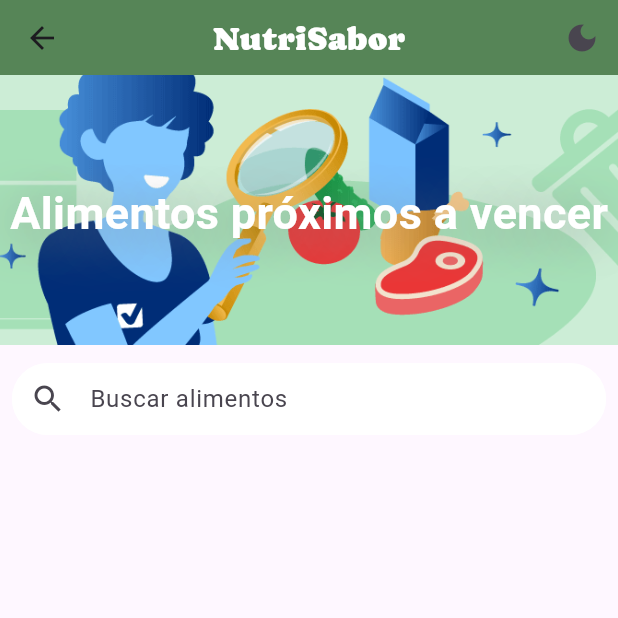
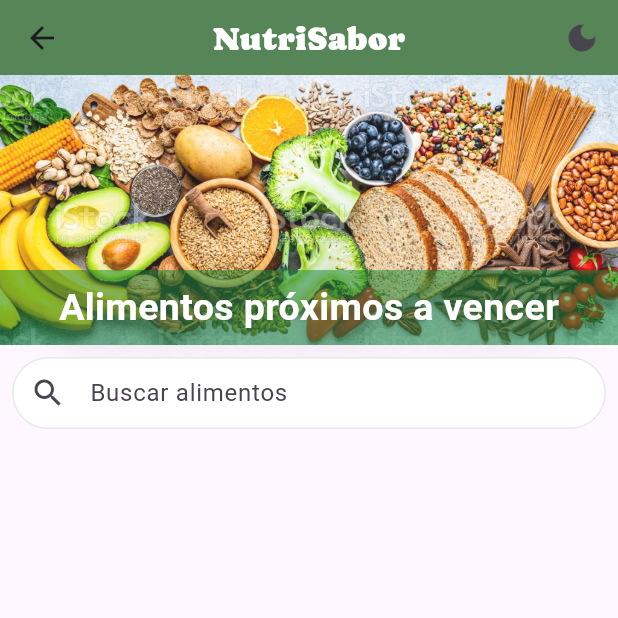
Before and after one commit to SantiSosa02/app_movil, a Flutter app: the AlimentosAVencer screen opened directly, on a phone screen of 412 x 824 dp, the top half of it. Run offline on Flutter 3.47's test engine with Material 2 defaults, Android fonts, the phone set to English and light mode, and no system bars; our stand-ins replace carousel_slider, image_picker.

Commit message:
AlimentosImagen

```diff
--- a/lib/presentation/screens/alimentos_a_vencer_screen.dart
+++ b/lib/presentation/screens/alimentos_a_vencer_screen.dart
@@ -53,23 +53,28 @@ class _AlimentosAVencerState extends State<AlimentosAVencer> {
         children: [
           Stack(
   children: [
-              // Imagen de fondo
-              Image.asset(
-                'assets/images/vencimiento.png',
+    // Imagen de fondo con menor opacidad (0.6)
+    Opacity(
+      opacity: 0.9,
+      child: Image.asset(
+        'assets/images/alimentosFondo.jpg',
         fit: BoxFit.cover,
         height: 180.0,
         width: double.infinity,
       ),
-
-              Padding(
-                padding: const EdgeInsets.all(2.0),
+    ),
+    Positioned(
+      bottom: 0, // Alinea el contenedor en la parte inferior
+      left: 0,
+      right: 0,
       child: Container(
-                  height: 180.0,
+        height: 50.0, // Altura del contenedor que contiene el texto
+        color: Color.fromARGB(255, 11, 134, 44).withOpacity(0.5), // Fondo semi-transparente
         alignment: Alignment.center,
         child: const Text(
           'Alimentos próximos a vencer',
           style: TextStyle(
-                      fontSize: 30.0,
+            fontSize: 25.0,
             fontWeight: FontWeight.bold,
             color: Colors.white,
             shadows: <Shadow>[
@@ -86,6 +91,7 @@ class _AlimentosAVencerState extends State<AlimentosAVencer> {
   ],
           ),
 
+
           Padding(
             padding: const EdgeInsets.all(8.0),
             child: TextField(
@@ -99,11 +105,12 @@ class _AlimentosAVencerState extends State<AlimentosAVencer> {
                 fillColor: Colors.white,
                 contentPadding: const EdgeInsets.symmetric(vertical: 10.0),
                 enabledBorder: OutlineInputBorder(
-                  borderSide: const BorderSide(color: Colors.white),
+                  borderSide: const BorderSide(color: Color.fromARGB(255, 232, 232, 232)),
                   borderRadius: BorderRadius.circular(25.0),
                 ),
                 focusedBorder: OutlineInputBorder(
-                  borderSide: const BorderSide(color: Colors.white),
+                  borderSide: const BorderSide(color: Color.fromARGB(255, 199, 199, 199)),
+
                   borderRadius: BorderRadius.circular(25.0),
                 ),
               ),
@@ -156,8 +163,8 @@ class _AlimentosAVencerState extends State<AlimentosAVencer> {
           decoration: BoxDecoration(
             borderRadius: BorderRadius.circular(8.0),
             border: Border.all(
-              color: Colors.grey,
-              width: 0.5,
+              color: Color.fromARGB(172, 157, 157, 157),
+              width: 0.7,
             ),
           ),
           margin: EdgeInsets.symmetric(horizontal: 20, vertical: 7),
--- a/lib/presentation/styles/color_scheme.dart
+++ b/lib/presentation/styles/color_scheme.dart
@@ -2,13 +2,13 @@ import 'package:flutter/material.dart';
 
 const lightColorScheme = ColorScheme(
   brightness: Brightness.light,
-  primary: Color(0xFF6750A4),
+  primary: Color.fromARGB(255, 4, 130, 67),
   onPrimary: Color(0xFFFFFFFF),
   primaryContainer: Color(0xFFEADDFF),
   onPrimaryContainer: Color(0xFF21005D),
   secondary: Color(0xFF625B71),
   onSecondary: Color(0xFFFFFFFF),
-  secondaryContainer: Color(0xFFE8DEF8),
+  secondaryContainer: Color.fromARGB(255, 10, 0, 26),
   onSecondaryContainer: Color(0xFF1D192B),
   tertiary: Color(0xFF7D5260),
   onTertiary: Color(0xFFFFFFFF),
@@ -19,7 +19,7 @@ const lightColorScheme = ColorScheme(
   errorContainer: Color(0xFFF9DEDC),
   onErrorContainer: Color(0xFF410E0B),
   outline: Color(0xFF79747E),
-  background: Color(0xFFFEF7FF),
+  background: Color.fromARGB(255, 247, 255, 251),
   onBackground: Color(0xFF1D1B20),
   surface: Color(0xFFFEF7FF),
   onSurface: Color(0xFF1D1B20),
@@ -29,14 +29,14 @@ const lightColorScheme = ColorScheme(
   onInverseSurface: Color(0xFFF5EFF7),
   inversePrimary: Color(0xFFD0BCFF),
   shadow: Color(0xFF000000),
-  surfaceTint: Color(0xFF6750A4),
+  surfaceTint: Color.fromARGB(255, 112, 254, 202),
   outlineVariant: Color(0xFFCAC4D0),
   scrim: Color(0xFF000000),
 );
 
 const darkColorScheme = ColorScheme(
   brightness: Brightness.dark,
-  primary: Color(0xFFD0BCFF),
+  primary: Color.fromARGB(255, 4, 130, 67),
   onPrimary: Color(0xFF381E72),
   primaryContainer: Color(0xFF4F378B),
   onPrimaryContainer: Color(0xFFEADDFF),
--- a/pubspec.yaml
+++ b/pubspec.yaml
@@ -71,7 +71,7 @@ flutter:
     - assets/images/fresas.jpeg
     - assets/images/tomastes.jpeg
     - assets/images/food_home/food.jpg
-    - assets/images/vencimiento.png
+    - assets/images/alimentosFondo.jpg
 
 
 
```
Also changed, not shown: assets/images/alimentosFondo.jpg (added), assets/images/vencimiento.png (deleted). Lines whose indentation alone changed are shown as unchanged.
